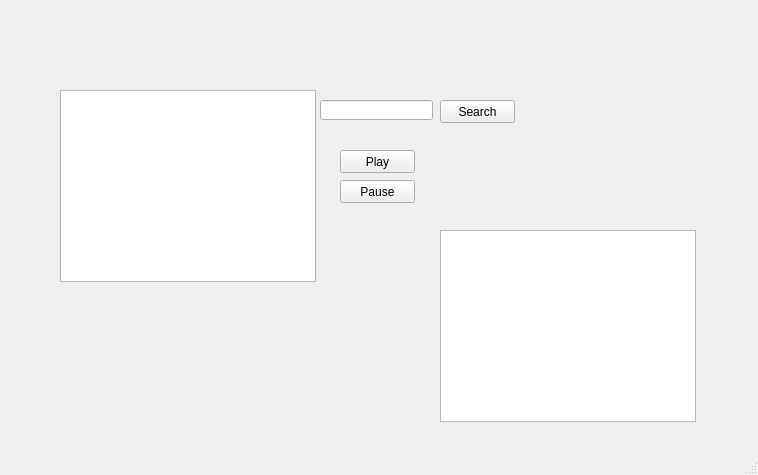
Before: the Qt Designer form ui1.ui in nightfire8199/project-hermes, drawn with Qt 5.
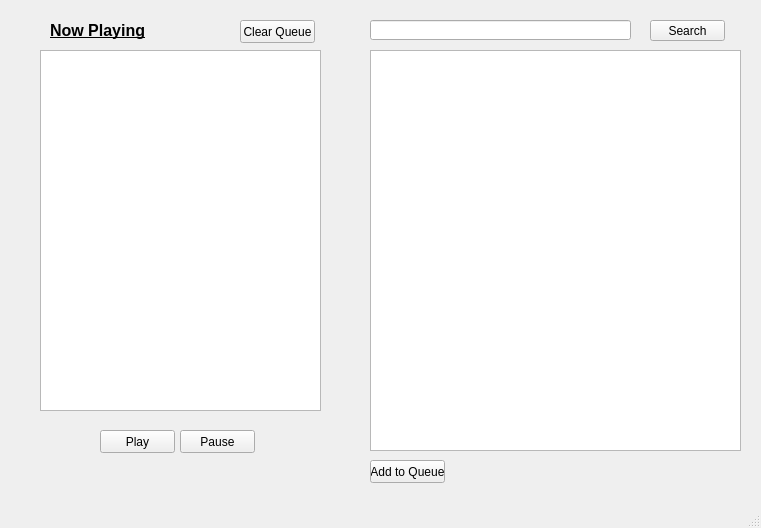
After: the same form once the commit is applied.

The edit to the form file:
```diff
--- a/ui1.ui
+++ b/ui1.ui
@@ -6,8 +6,8 @@
    <rect>
     <x>0</x>
     <y>0</y>
-    <width>758</width>
-    <height>475</height>
+    <width>761</width>
+    <height>528</height>
    </rect>
   </property>
   <property name="windowTitle">
@@ -17,10 +17,10 @@
    <widget class="QPushButton" name="searchButton">
     <property name="geometry">
      <rect>
-      <x>440</x>
-      <y>100</y>
+      <x>650</x>
+      <y>20</y>
       <width>75</width>
-      <height>23</height>
+      <height>21</height>
      </rect>
     </property>
     <property name="text">
@@ -30,18 +30,18 @@
    <widget class="QListWidget" name="list">
     <property name="geometry">
      <rect>
-      <x>60</x>
-      <y>90</y>
-      <width>256</width>
-      <height>192</height>
+      <x>370</x>
+      <y>50</y>
+      <width>371</width>
+      <height>401</height>
      </rect>
     </property>
    </widget>
    <widget class="QPushButton" name="playButton">
     <property name="geometry">
      <rect>
-      <x>340</x>
-      <y>150</y>
+      <x>100</x>
+      <y>430</y>
       <width>75</width>
       <height>23</height>
      </rect>
@@ -53,8 +53,8 @@
    <widget class="QPushButton" name="pauseButton">
     <property name="geometry">
      <rect>
-      <x>340</x>
-      <y>180</y>
+      <x>180</x>
+      <y>430</y>
       <width>75</width>
       <height>23</height>
      </rect>
@@ -66,9 +66,9 @@
    <widget class="QLineEdit" name="searchBox">
     <property name="geometry">
      <rect>
-      <x>320</x>
-      <y>100</y>
-      <width>113</width>
+      <x>370</x>
+      <y>20</y>
+      <width>261</width>
       <height>20</height>
      </rect>
     </property>
@@ -76,16 +76,55 @@
      <string/>
     </property>
    </widget>
-   <widget class="QTableWidget" name="tableWidget">
+   <widget class="QListWidget" name="nowPlaying">
     <property name="geometry">
      <rect>
-      <x>440</x>
-      <y>230</y>
-      <width>256</width>
-      <height>192</height>
+      <x>40</x>
+      <y>50</y>
+      <width>281</width>
+      <height>361</height>
      </rect>
     </property>
    </widget>
+   <widget class="QPushButton" name="addButton">
+    <property name="geometry">
+     <rect>
+      <x>370</x>
+      <y>460</y>
+      <width>75</width>
+      <height>23</height>
+     </rect>
+    </property>
+    <property name="text">
+     <string>Add to Queue</string>
+    </property>
+   </widget>
+   <widget class="QPushButton" name="clearQueueButton">
+    <property name="geometry">
+     <rect>
+      <x>240</x>
+      <y>20</y>
+      <width>75</width>
+      <height>23</height>
+     </rect>
+    </property>
+    <property name="text">
+     <string>Clear Queue</string>
+    </property>
+   </widget>
+   <widget class="QLabel" name="label">
+    <property name="geometry">
+     <rect>
+      <x>50</x>
+      <y>20</y>
+      <width>111</width>
+      <height>21</height>
+     </rect>
+    </property>
+    <property name="text">
+     <string>&lt;html&gt;&lt;head/&gt;&lt;body&gt;&lt;p&gt;&lt;span style=&quot; font-size:12pt; font-weight:600; text-decoration: underline;&quot;&gt;Now Playing&lt;/span&gt;&lt;/p&gt;&lt;/body&gt;&lt;/html&gt;</string>
+    </property>
+   </widget>
   </widget>
   <widget class="QMenuBar" name="menubar">
    <property name="geometry">
```
Left out of the diff: 4 changed lines with no effect on the pictures.
